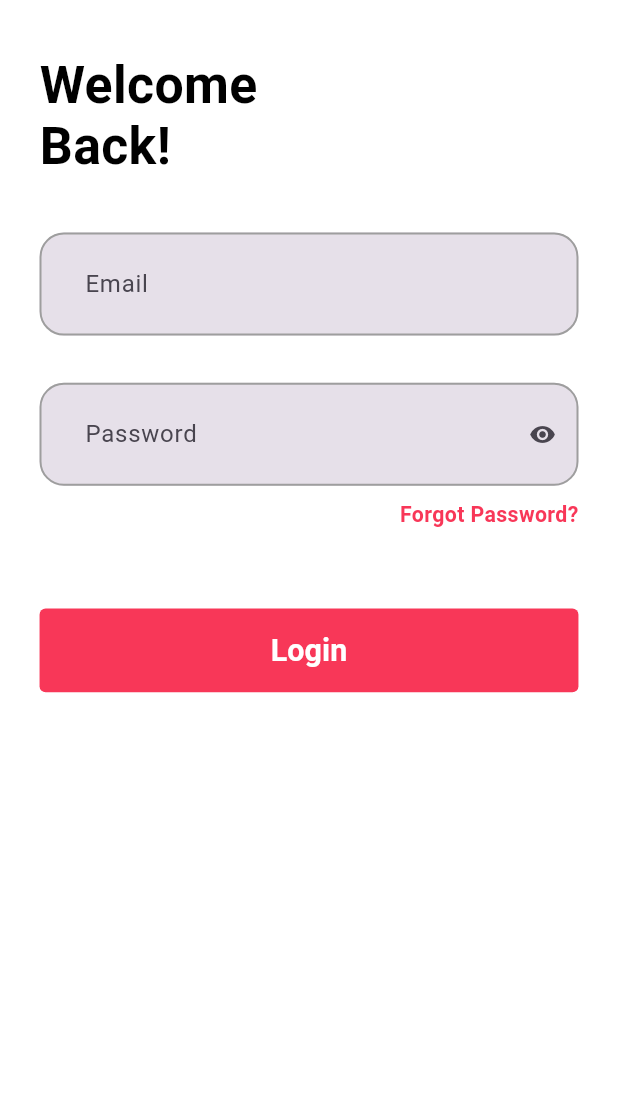
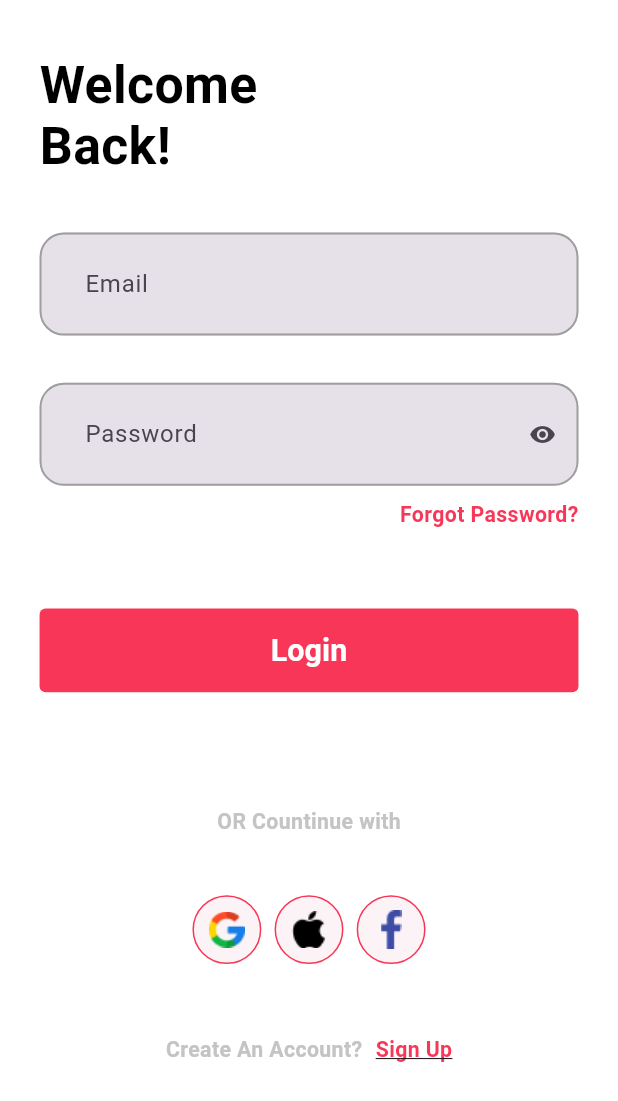
Before and after one commit to mostafaramadanhamed/etea, a Flutter app: the screen it shows after launch, after a tap on "Skip", on a phone screen of 412 x 824 dp. Shown: the top 1101 px of the screen. Run offline on Flutter 3.47's test engine with Material 3 defaults, Android fonts, the phone set to English and light mode, and no system bars; our stand-ins replace flutter_screenutil, flutter_secure_storage, flutter_svg, shared_preferences.

Commit message:
- finish login screen

```diff
--- a/lib/core/theme/app_colors.dart
+++ b/lib/core/theme/app_colors.dart
@@ -7,6 +7,7 @@ class AppColors {
   static const Color darkBklue=Color(0xff17223B);
   static const Color lightBlue=Color(0xff4392F9);
   static const Color lightGrey=Color(0xffC4C4C4);
+  static const Color redWhite=Color(0xffFCF3F6);
 
 
 }
--- a/lib/features/auth/ui/login/login_screen.dart
+++ b/lib/features/auth/ui/login/login_screen.dart
@@ -5,6 +5,8 @@ import 'package:etea/core/widgets/app_text_button.dart';
 import 'package:etea/core/widgets/app_text_form_filed.dart';
 import 'package:flutter/material.dart';
 import 'package:flutter_screenutil/flutter_screenutil.dart';
+
+import 'widgets/social_login.dart';
 
 class LoginScreen extends StatelessWidget {
   const LoginScreen({super.key});
@@ -24,12 +26,12 @@ class LoginScreen extends StatelessWidget {
                   .copyWith(color: Colors.black, height: 1.2),
             ),
             36.ph,
-            AppTextFormField(
+            const AppTextFormField(
               hintText: 'Email',
               keyboardType: TextInputType.emailAddress,
             ),
             31.ph,
-            AppTextFormField(
+            const AppTextFormField(
               hintText: 'Password',
               isObscureText: true,
               suffixIcon: Icon(Icons.visibility),
@@ -47,7 +49,31 @@ class LoginScreen extends StatelessWidget {
             AppTextButton(
               buttonText: 'Login',
               onPressed: () {},
-            )
+            ),
+            75.ph,
+            const SocialLogin() ,
+                  28.ph,
+                Row(
+                  mainAxisAlignment: MainAxisAlignment.center,
+                  children: [
+                    Text(
+                      'Create An Account?',
+                      style: TextStyles.font14LightGreySemiBold,
+                    ),
+                    8.pw,
+                    GestureDetector(
+                      onTap: () {
+                        // Navigator.pushNamed(context, AppRouter.signUpScreen);
+                      },
+                      child: Text(
+                        'Sign Up',
+
+                        style: TextStyles.font14LightGreySemiBold
+                            .copyWith(color: AppColors.primaryRed, decoration: TextDecoration.underline),
+                      ),
+                    ),
+                  ],
+                ),
           ],
         ),
       ),
```
